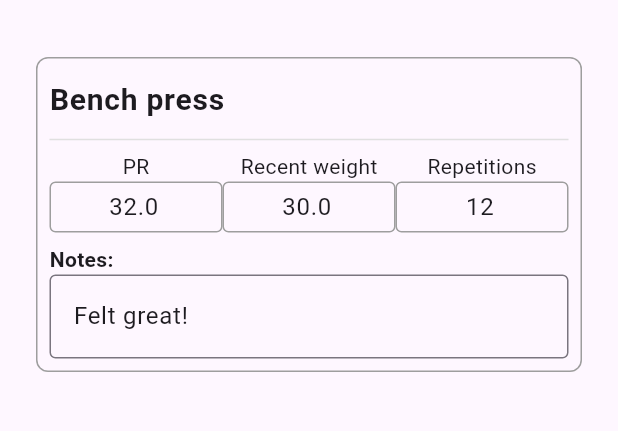
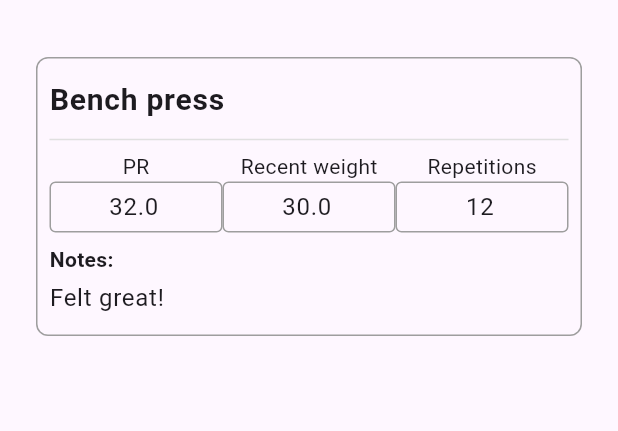
Before and after one commit to alexissorianooo/workout_tracker_app, a Flutter app: the screen it shows after launch, on a phone screen of 412 x 824 dp, the part 63-494 px from its top. Run offline on Flutter 3.47's test engine with Material 3 defaults, Android fonts, the phone set to English and light mode, and no system bars; our stand-ins replace flutter_bloc, flutter_svg, freezed_annotation, isar_community; accounts and stored records are empty; generated files the repository leaves out were written again.

Commit message:
Note UI improvement

```diff
--- a/lib/features/workout/presentation/widget/workout_card_widget.dart
+++ b/lib/features/workout/presentation/widget/workout_card_widget.dart
@@ -69,7 +69,10 @@ class CardItem extends StatelessWidget {
             Text('Notes:', style: TextStyle(fontWeight: FontWeight.bold)),
             TextField(
               controller: TextEditingController(text: workoutModel.notes),
-              decoration: const InputDecoration(border: OutlineInputBorder()),
+              decoration: const InputDecoration(
+                border: InputBorder.none,
+                isDense: true,
+              ),
               maxLines: null,
             ),
           ],
```
